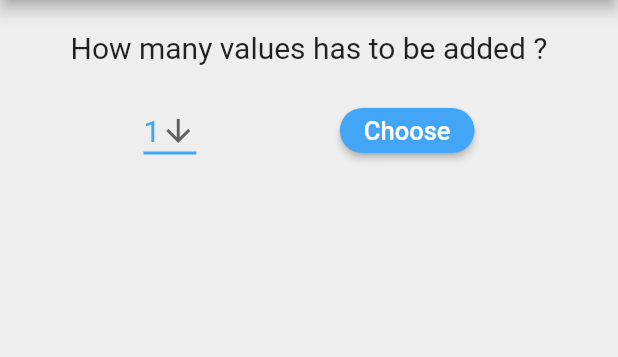
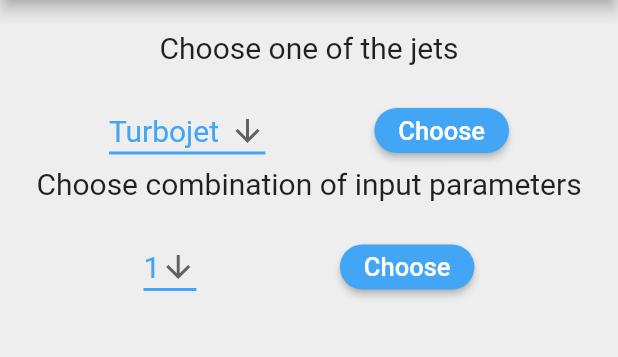
Before and after one commit to ElvinMammadov/GasTurbineCycle, a Flutter app: the screen it shows after launch, on a phone screen of 412 x 824 dp, the part 84-441 px from its top. Run offline on Flutter 3.47's test engine with Material 2 defaults, Android fonts, the phone set to English and light mode, and no system bars.

Commit message:
Choose Jet models

```diff
--- a/lib/pages/home.dart
+++ b/lib/pages/home.dart
@@ -10,6 +10,7 @@ class _HomeState extends State<Home> {
   int dropdownValue = 1;
   bool isVisible = false;
   int items = 1;
+  String dropdownValueJet = 'Turbojet';
 
   @override
   Widget build(BuildContext context) {
@@ -24,7 +25,8 @@ class _HomeState extends State<Home> {
         title: Text('Gas Turbine Cycle'),
         centerTitle: true,
       ),
-      body: Container(
+      body: SingleChildScrollView(
+        child: Container(
           //height: 500,
           child: Column(
             //mainAxisAlignment: MainAxisAlignment.start,
@@ -33,7 +35,75 @@ class _HomeState extends State<Home> {
                 height: 20.0,
               ),
               const Text(
-              "How many values has to be added ?",
+                "Choose one of the jets",
+                style: TextStyle(
+                  fontSize: 20,
+                ),
+              ),
+              const SizedBox(
+                height: 20.0,
+              ),
+              Row(
+                //mainAxisSize: MainAxisSize.min,
+                mainAxisAlignment: MainAxisAlignment.spaceEvenly,
+                children: <Widget>[
+                  DropdownButton<String>(
+                    value: dropdownValueJet,
+                    icon: const Icon(Icons.arrow_downward),
+                    iconSize: 24,
+                    elevation: 5,
+                    style: TextStyle(
+                      color: Colors.blue[400],
+                      fontSize: 20,
+                    ),
+                    underline: Container(
+                      height: 2,
+                      color: Colors.blue[400],
+                    ),
+                    onChanged: (String newValue) {
+                      setState(() {
+                        dropdownValueJet = newValue;
+                        //print('value is $dropdownValue');
+                      });
+                    },
+                    items: <String>['Turbojet', 'Turbofan','Ramjet']
+                        .map<DropdownMenuItem<String>>((String value) {
+                      return DropdownMenuItem<String>(
+                        value: value,
+                        child: Text(
+                          value,
+                        ),
+                      );
+                    }).toList(),
+                  ),
+                  ButtonTheme(
+                    buttonColor: Colors.blue[400],
+                    minWidth: 50.0,
+                    height: 30.0,
+                    shape: RoundedRectangleBorder(
+                      borderRadius: BorderRadius.circular(20),
+                    ),
+                    child: RaisedButton(
+                      onPressed: () {
+                        setState(() {
+                          // isVisible = true;
+                          // items = dropdownValue;
+                        });
+                        //Navigator.pushNamed(context, '/values');
+                      },
+                      child: Text(
+                        'Choose',
+                        style: TextStyle(
+                          color: Colors.white,
+                          fontSize: 17,
+                        ),
+                      ),
+                    ),
+                  ),
+                ],
+              ),
+              const Text(
+                "Choose combination of input parameters",
                 style: TextStyle(
                   fontSize: 20,
                 ),
@@ -185,6 +255,7 @@ class _HomeState extends State<Home> {
             ],
           ),
         ),
+      ),
     );
   }
 }
```
Lines whose indentation alone changed are shown as unchanged.
